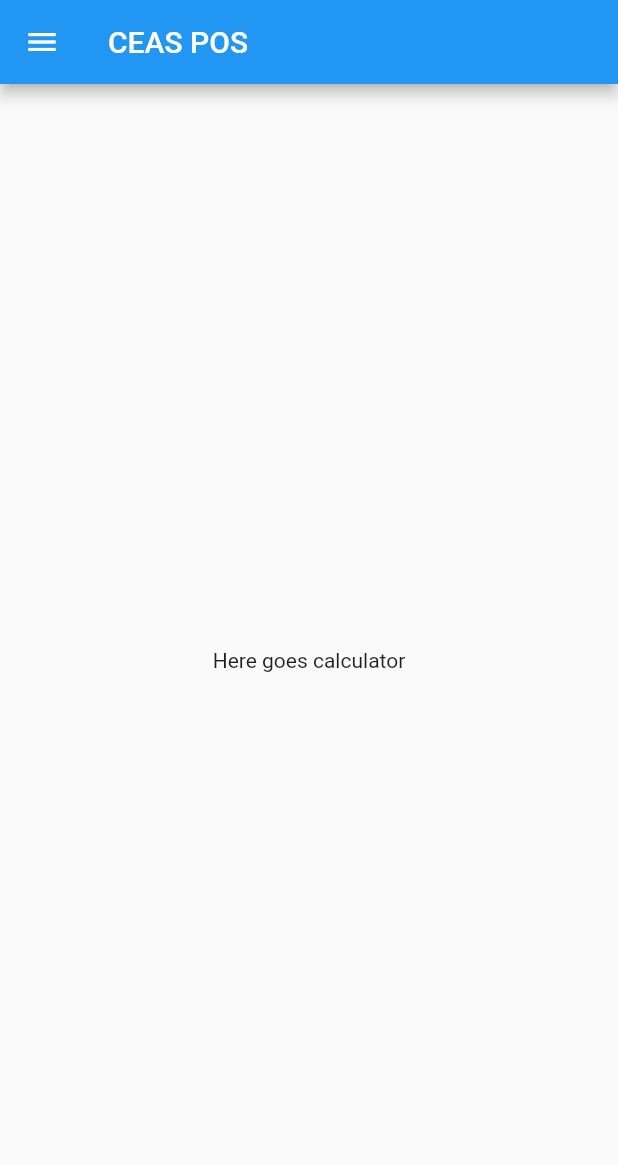
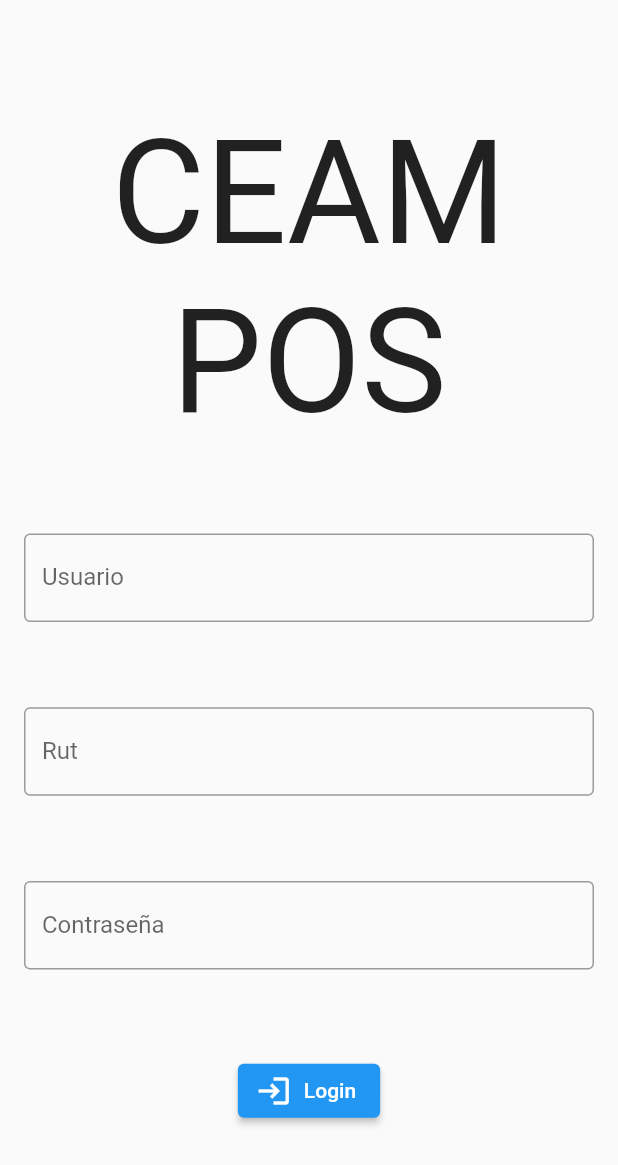
Before and after one commit to AlbertoGalleguillos/ceam-pos, a Flutter app: the screen it shows after launch, on a phone screen of 412 x 824 dp. Shown: the top 1165 px of the screen. Run offline on Flutter 3.47's test engine with Material 2 defaults, Android fonts, the phone set to English and light mode, and no system bars.

Commit message:
:lipstick: Added new App prototype

```diff
--- a/lib/PosDrawer.dart
+++ b/lib/PosDrawer.dart
@@ -49,7 +49,8 @@ class PosDrawer extends StatelessWidget {
             leading: Icon(Icons.logout),
             title: Text('Cerrar sesión'),
             onTap: () {
-              unAvailableSection(context);
+              // TODO: clear user data, when gets
+              Navigator.of(context).pushNamedAndRemoveUntil('/', (route) => false);
             },
           ),
         ],
@@ -66,6 +67,7 @@ class PosDrawer extends StatelessWidget {
         onPressed: () {},
       ),
     );
+    // TODO: change deprecated methods https://flutter.dev/docs/release/breaking-changes/scaffold-messenger
     Scaffold.of(context).removeCurrentSnackBar();
     Scaffold.of(context).showSnackBar(snackBar);
     Navigator.pop(context);
--- /dev/null
+++ b/lib/home.dart
@@ -0,0 +1,27 @@
+import 'package:ceam_pos/PosDrawer.dart';
+import 'package:flutter/material.dart';
+import 'constants.dart' as Constants;
+
+class Home extends StatefulWidget {
+  Home({Key key, this.title = Constants.APP_NAME}) : super(key: key);
+
+  final String title;
+
+  @override
+  _MyHomePageState createState() => _MyHomePageState();
+}
+
+class _MyHomePageState extends State<Home> {
+  @override
+  Widget build(BuildContext context) {
+    return Scaffold(
+      appBar: AppBar(
+        title: Text(widget.title),
+      ),
+      drawer: PosDrawer(),
+      body: Center(
+        child: Text('Here goes calculator'),
+      ),
+    );
+  }
+}
--- /dev/null
+++ b/lib/login.dart
@@ -0,0 +1,55 @@
+import 'package:flutter/material.dart';
+import 'package:flutter/widgets.dart';
+
+class Login extends StatefulWidget {
+  @override
+  _LoginState createState() => _LoginState();
+}
+
+class _LoginState extends State<Login> {
+  final _formKey = GlobalKey<FormState>();
+
+  @override
+  Widget build(BuildContext context) {
+    return Scaffold(
+      body: Form(
+        key: _formKey,
+        child: Padding(
+          padding: const EdgeInsets.all(16.0),
+          child: Column(
+            mainAxisAlignment: MainAxisAlignment.spaceEvenly,
+            children: [
+              Text('CEAM POS', style: TextStyle(fontSize: 96), textAlign: TextAlign.center),
+              TextFormField(
+                decoration: InputDecoration(
+                  border: OutlineInputBorder(),
+                  labelText: 'Usuario',
+                ),
+              ),
+              TextFormField(
+                decoration: InputDecoration(
+                  border: OutlineInputBorder(),
+                  labelText: 'Rut',
+                ),
+              ),
+              TextFormField(
+                obscureText: true,
+                decoration: InputDecoration(
+                  border: OutlineInputBorder(),
+                  labelText: 'Contraseña',
+                ),
+              ),
+              ElevatedButton.icon(
+                onPressed: () {
+                  Navigator.of(context).pushNamed('/home');
+                },
+                label: Text('Login'),
+                icon: Icon(Icons.login),
+              )
+            ],
+          ),
+        ),
+      ),
+    );
+  }
+}
--- a/lib/main.dart
+++ b/lib/main.dart
@@ -1,6 +1,7 @@
+import 'package:ceam_pos/login.dart';
+import 'package:ceam_pos/home.dart';
 import 'package:flutter/material.dart';
 
-import 'package:ceam_pos/PosDrawer.dart';
 import 'package:ceam_pos/constants.dart' as Constants;
 
 void main() {
@@ -17,31 +18,15 @@ class MyApp extends StatelessWidget {
       theme: ThemeData(
         primarySwatch: Colors.blue,
       ),
-      home: MyHomePage(title: title),
+      // home: Login(),
+      //MyHomePage(title: title)
+      initialRoute: '/',
+      routes: {
+        // When navigating to the "/" route, build the FirstScreen widget.
+        '/': (context) => Login(),
+        // When navigating to the "/second" route, build the SecondScreen widget.
+        '/home': (context) => Home(),
+      },
     );
   }
 }
-
-class MyHomePage extends StatefulWidget {
-  MyHomePage({Key key, this.title}) : super(key: key);
-
-  final String title;
-
-  @override
-  _MyHomePageState createState() => _MyHomePageState();
-}
-
-class _MyHomePageState extends State<MyHomePage> {
-  @override
-  Widget build(BuildContext context) {
-    return Scaffold(
-      appBar: AppBar(
-        title: Text(widget.title),
-      ),
-      drawer: PosDrawer(),
-      body: Center(
-        child: Text('Here goes calculator'),
-      ),
-    );
-  }
-}
```
Also changed, not shown: lib/models/User.dart (added).
